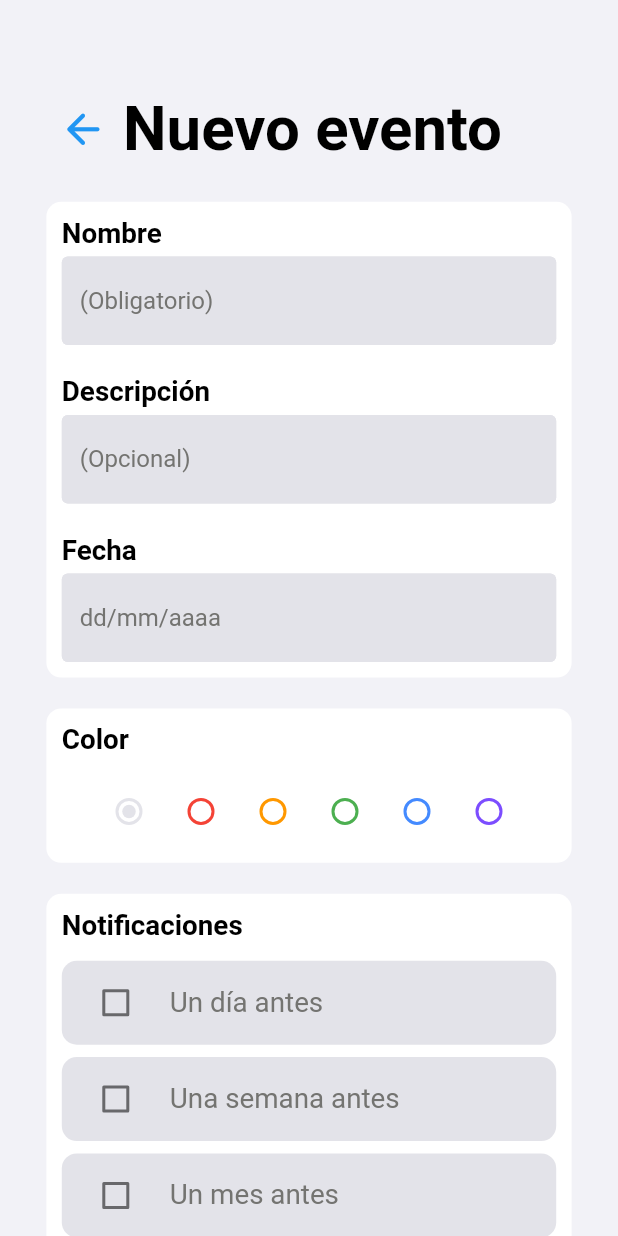
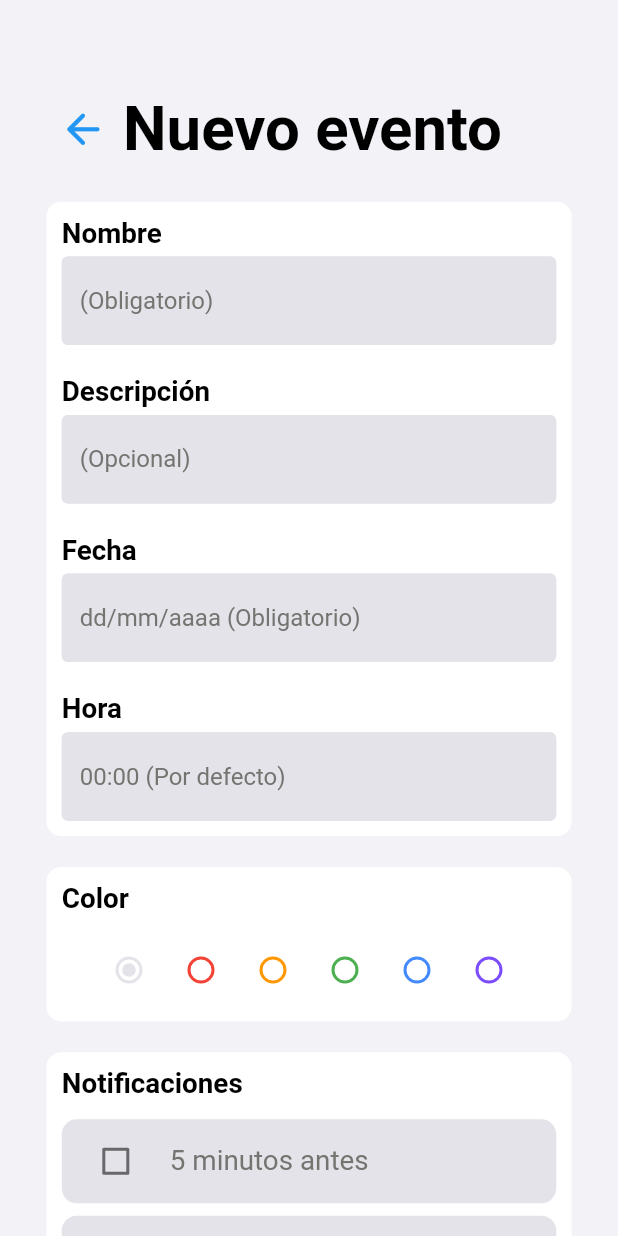
Before and after one commit to joaquinsolla/Simplex, a Flutter app: the screen it shows after launch, after a tap on the "add" icon, on a phone screen of 412 x 824 dp. Run offline on Flutter 3.47's test engine with Material 2 defaults, Android fonts, the phone set to English and light mode, and no system bars; our stand-ins replace bottom_navy_bar, flutter_local_notifications, focused_menu, sqflite, timezone; accounts and stored records are empty.

Commit message:
Event edited: Added time. Notifications time updated.

```diff
--- a/Planner.txt
+++ b/Planner.txt
@@ -1,10 +1,9 @@
 TO-DO:
 crear widgets en el escritorio
-poner hora a los eventos
 link para compartir evento
-notificaciones: 5mins, 1h, 1 dia
 filtro por colores
 añadir foto a evento?
+seleccionar formato de hora
 
 DOING:
 
@@ -17,3 +16,5 @@ Mayúsculas al comienzo de textfields
 Ordenar por date Y POR COLOR Y POR id
 Mantener pulsado en evento
 nombre notificaciones cuando se ha cambiado el nombre del evento
+poner hora a los eventos
+notificaciones: 5mins, 1h, 1 dia
--- a/lib/main.dart
+++ b/lib/main.dart
@@ -18,8 +18,8 @@ Future<void> main() async {
       GlobalCupertinoLocalizations.delegate,
     ],
     supportedLocales: [
+      Locale('es', ''), // Spanish, no country code
       Locale('en', ''), // English, no country code
-      Locale('es', ''), // Spanish, no country code
     ],
     initialRoute: '/home',
     routes: {
--- a/lib/pages/events/add_event.dart
+++ b/lib/pages/events/add_event.dart
@@ -14,16 +14,20 @@ class _AddEventState extends State<AddEvent> {
   final nameController = TextEditingController();
   final descriptionController = TextEditingController();
   final dateController = TextEditingController();
+  final timeController = TextEditingController();
 
   FocusNode nameFocusNode = FocusNode();
   FocusNode descriptionFocusNode = FocusNode();
   FocusNode dateFocusNode = FocusNode();
+  FocusNode timeFocusNode = FocusNode();
 
-  bool dayNotification = false;
-  bool weekNotification = false;
-  bool monthNotification = false;
+  bool notification5Min = false;
+  bool notification1Hour = false;
+  bool notification1Day = false;
 
   int selectedColor = -1;
+  late DateTime date;
+  TimeOfDay time = TimeOfDay(hour: 00, minute: 00);
 
   @override
   void dispose() {
@@ -31,6 +35,7 @@ class _AddEventState extends State<AddEvent> {
     nameController.dispose();
     descriptionController.dispose();
     dateController.dispose();
+    timeController.dispose();
   }
 
   @override
@@ -74,13 +79,48 @@ class _AddEventState extends State<AddEvent> {
                   focusedBorder: const OutlineInputBorder(
                     borderSide: BorderSide(color: colorSpecialItem, width: 2),
                   ),
-                  hintText: 'dd/mm/aaaa',
+                  hintText: 'dd/mm/aaaa (Obligatorio)',
                   hintStyle: TextStyle(color: colorThirdText),
                 ),
                 onTap: () => _dateSelector(context),
               ),
             ],
-          ),]),
+          ),
+          SizedBox(height: deviceHeight*0.025),
+          Column(
+            crossAxisAlignment: CrossAxisAlignment.start,
+            children: [
+              Text(
+                'Hora',
+                style: TextStyle(
+                    color: colorMainText,
+                    fontSize: deviceWidth * 0.045,
+                    fontWeight: FontWeight.bold),
+              ),
+              SizedBox(height: deviceHeight * 0.005),
+              TextField(
+                focusNode: timeFocusNode,
+                controller: timeController,
+                style: TextStyle(color: colorMainText),
+                readOnly: true,
+                decoration: InputDecoration(
+                  fillColor: colorThirdBackground,
+                  filled: true,
+                  enabledBorder: OutlineInputBorder(
+                    borderSide:
+                    BorderSide(color: colorThirdBackground, width: 1),
+                  ),
+                  focusedBorder: const OutlineInputBorder(
+                    borderSide: BorderSide(color: colorSpecialItem, width: 2),
+                  ),
+                  hintText: '00:00 (Por defecto)',
+                  hintStyle: TextStyle(color: colorThirdText),
+                ),
+                onTap: () => _timeSelector(context),
+              ),
+            ],
+          ),
+        ]),
         SizedBox(height: deviceHeight * 0.025),
         alternativeFormContainer([
           Text(
@@ -203,111 +243,111 @@ class _AddEventState extends State<AddEvent> {
                 fontWeight: FontWeight.bold),
           ),
           SizedBox(height: deviceHeight * 0.015),
-          if (dayNotification==false) checkBoxContainer(
+          if (notification5Min==false) checkBoxContainer(
             CheckboxListTile(
               title: Text(
-                'Un día antes',
+                '5 minutos antes',
                 style: TextStyle(
                     color: colorThirdText,
                     fontSize: deviceWidth * 0.045,
                     fontWeight: FontWeight.normal),
               ),
-              value: dayNotification,
+              value: notification5Min,
               onChanged: (newValue) {
                 setState(() {
-                  dayNotification = newValue!;
+                  notification5Min = newValue!;
                 });
               },
               controlAffinity: ListTileControlAffinity.leading,
             ),
           ),
-          if (dayNotification==true) checkBoxContainer(
+          if (notification5Min==true) checkBoxContainer(
             CheckboxListTile(
               title: Text(
-                'Un día antes',
+                '5 minutos antes',
                 style: TextStyle(
                     color: colorMainText,
                     fontSize: deviceWidth * 0.045,
                     fontWeight: FontWeight.normal),
               ),
-              value: dayNotification,
+              value: notification5Min,
               onChanged: (newValue) {
                 setState(() {
-                  dayNotification = newValue!;
+                  notification5Min = newValue!;
                 });
               },
               controlAffinity: ListTileControlAffinity.leading,
             ),
           ),
           SizedBox(height: deviceHeight * 0.01),
-          if(weekNotification==false) checkBoxContainer(
+          if(notification1Hour==false) checkBoxContainer(
             CheckboxListTile(
               title: Text(
-                'Una semana antes',
+                '1 hora antes',
                 style: TextStyle(
                     color: colorThirdText,
                     fontSize: deviceWidth * 0.045,
                     fontWeight: FontWeight.normal),
               ),
-              value: weekNotification,
+              value: notification1Hour,
               onChanged: (newValue) {
                 setState(() {
-                  weekNotification = newValue!;
+                  notification1Hour = newValue!;
                 });
               },
               controlAffinity: ListTileControlAffinity.leading,
             ),
           ),
-          if(weekNotification==true) checkBoxContainer(
+          if(notification1Hour==true) checkBoxContainer(
             CheckboxListTile(
               title: Text(
-                'Una semana antes',
+                '1 hora antes',
                 style: TextStyle(
                     color: colorMainText,
                     fontSize: deviceWidth * 0.045,
                     fontWeight: FontWeight.normal),
               ),
-              value: weekNotification,
+              value: notification1Hour,
               onChanged: (newValue) {
                 setState(() {
-                  weekNotification = newValue!;
+                  notification1Hour = newValue!;
                 });
               },
               controlAffinity: ListTileControlAffinity.leading,
             ),
           ),
           SizedBox(height: deviceHeight * 0.01),
-          if (monthNotification==false) checkBoxContainer(
+          if (notification1Day==false) checkBoxContainer(
             CheckboxListTile(
               title: Text(
-                'Un mes antes',
+                '1 día antes',
                 style: TextStyle(
                     color: colorThirdText,
                     fontSize: deviceWidth * 0.045,
                     fontWeight: FontWeight.normal),
               ),
-              value: monthNotification,
+              value: notification1Day,
               onChanged: (newValue) {
                 setState(() {
-                  monthNotification = newValue!;
+                  notification1Day = newValue!;
                 });
               },
               controlAffinity: ListTileControlAffinity.leading,
             ),
           ),
-          if (monthNotification==true) checkBoxContainer(
+          if (notification1Day==true) checkBoxContainer(
             CheckboxListTile(
               title: Text(
-                'Un mes antes',
+                '1 día antes',
                 style: TextStyle(
                     color: colorMainText,
                     fontSize: deviceWidth * 0.045,
                     fontWeight: FontWeight.normal),
               ),
-              value: monthNotification,
+              value: notification1Day,
               onChanged: (newValue) {
                 setState(() {
-                  monthNotification = newValue!;
+                  notification1Day = newValue!;
                 });
               },
               controlAffinity: ListTileControlAffinity.leading,
@@ -362,24 +402,26 @@ class _AddEventState extends State<AddEvent> {
                   } else {
                     try {
 
-                      DateTime now = DateTime.now();
-                      int milliNow = int.parse((now.millisecondsSinceEpoch).toString().substring(6));
+                      DateTime nowDateTime = DateTime.now();
+                      int id = int.parse((nowDateTime.millisecondsSinceEpoch).toString().substring(6));
 
-                      int notificationDayId = int.parse("1"+"$milliNow");
-                      int notificationWeekId = int.parse("7"+"$milliNow");
-                      int notificationMonthId = int.parse("30"+"$milliNow");
+                      int notification5MinId = int.parse("1"+"$id");
+                      int notification1HourId = int.parse("2"+"$id");
+                      int notification1DayId = int.parse("3"+"$id");
 
-                      if (dayNotification) dayNotification=showNotification(context, notificationDayId, nameController.text, 1, now, DateTime.parse(stringDateToYMD(dateController.text)));
-                      if (weekNotification) weekNotification=showNotification(context, notificationWeekId, nameController.text, 7, now, DateTime.parse(stringDateToYMD(dateController.text)));
-                      if (monthNotification) monthNotification=showNotification(context, notificationMonthId, nameController.text, 30, now, DateTime.parse(stringDateToYMD(dateController.text)));
+                      DateTime fullEventDateTime = DateTime(date.year, date.month, date.day, time.hour, time.minute);
 
-                      if (dayNotification==false) notificationDayId=-1;
-                      if (weekNotification==false) notificationWeekId=-1;
-                      if (monthNotification==false) notificationMonthId=-1;
+                      if (notification5Min) notification5Min=showNotification(context, notification5MinId, nameController.text, 1, nowDateTime, fullEventDateTime);
+                      if (notification1Hour) notification1Hour=showNotification(context, notification1HourId, nameController.text, 2, nowDateTime, fullEventDateTime);
+                      if (notification1Day) notification1Day=showNotification(context, notification1DayId, nameController.text, 3, nowDateTime, fullEventDateTime);
 
-                      Event newEvent = Event(id: milliNow, name: nameController.text, description: descriptionController.text,
-                          date: DateTime.parse(stringDateToYMD(dateController.text)).millisecondsSinceEpoch, color: selectedColor,
-                          notificationDay: notificationDayId, notificationWeek: notificationWeekId, notificationMonth: notificationMonthId);
+                      if (notification5Min==false) notification5MinId=-1;
+                      if (notification1Hour==false) notification1HourId=-1;
+                      if (notification1Day==false) notification1DayId=-1;
+
+                      Event newEvent = Event(id: id, name: nameController.text, description: descriptionController.text,
+                          dateTime: fullEventDateTime.millisecondsSinceEpoch, color: selectedColor,
+                          notification5Min: notification5MinId, notification1Hour: notification1HourId, notification1Day: notification1DayId);
                       createEvent(newEvent);
 
                       Navigator.pushReplacementNamed(context, '/home');
@@ -420,8 +462,27 @@ class _AddEventState extends State<AddEvent> {
         errorInvalidText: "La fecha debe ser posterior a hoy");
     if (selected != null && selected != DateTime.now()) {
       setState(() {
-      dateController.text = datetimeToString(selected);
+        date=selected;
+        dateController.text = dateToString(selected);
       });
     }
   }
+
+  _timeSelector(BuildContext context) async {
+    final TimeOfDay? selected = await showTimePicker(
+      context: context,
+      helpText: "SELECCIONA LA HORA DEL EVENTO",
+      cancelText: "CANCELAR",
+      confirmText: "CONFIRMAR",
+      initialTime: TimeOfDay(hour: 0, minute: 0),
+      initialEntryMode: TimePickerEntryMode.dial,
+    );
+    if (selected != null) {
+      setState(() {
+        time=selected;
+        timeController.text = selected.hour.toString().padLeft(2, '0') + ':' + selected.minute.toString().padLeft(2, '0');
+      });
     }
+  }
+
+}
--- a/lib/pages/home.dart
+++ b/lib/pages/home.dart
@@ -60,6 +60,7 @@ class _HomeState extends State<Home> {
       _thisMonthEvents = thisMonthEvents;
       _restOfEvents = restOfEvents;
     });
+    debugPrint('[OK] Read events');
   }
 
   @override
--- a/lib/services/notification_service.dart
+++ b/lib/services/notification_service.dart
@@ -32,13 +32,13 @@ class NotificationService {
     await flutterLocalNotificationsPlugin.initialize(initializationSettings);
   }
 
-  Future<void> showNotification(int id, String title, String body, int milliseconds) async {
+  Future<void> showNotification(int id, String title, String body, int millisecondsToAdd) async {
 
     await flutterLocalNotificationsPlugin.zonedSchedule(
       id,
       title,
       body,
-      tz.TZDateTime.now(tz.local).add(Duration(milliseconds: milliseconds)),
+      tz.TZDateTime.now(tz.local).add(Duration(milliseconds: millisecondsToAdd)),
       const NotificationDetails(
         android: AndroidNotificationDetails(
             'main_channel',
--- a/lib/services/sqlite_service.dart
+++ b/lib/services/sqlite_service.dart
@@ -14,11 +14,11 @@ Future<Database> initializeDB() async {
           id INTEGER PRIMARY KEY,
           name TEXT NOT NULL,
           description TEXT,
-          date DATETIME NOT NULL,
+          dateTime DATETIME NOT NULL,
           color INTEGER NOT NULL,
-          notificationDay INTEGER NOT NULL,
-          notificationWeek INTEGER NOT NULL,
-          notificationMonth INTEGER NOT NULL)""",
+          notification5Min INTEGER NOT NULL,
+          notification1Hour INTEGER NOT NULL,
+          notification1Day INTEGER NOT NULL)""",
       );
       // TODO: create habits database
       await database.execute(
@@ -35,13 +35,13 @@ Future<Database> initializeDB() async {
   );
 }
 
-/// EVENTS HERE
+/// EVENTS MANAGEMENT HERE
 Future<int> createEvent(Event event) async {
   final Database db = await initializeDB();
   final id = await db.insert(
       'events', event.eventToMap(),
       conflictAlgorithm: ConflictAlgorithm.replace);
-  debugPrint("[OK] Event created: $id");
+  debugPrint("[OK] Event created/updated: $id");
   return id;
 }
 
@@ -56,40 +56,39 @@ Future<List<Event>> getEventById(int id) async {
 Future<List<Event>> getAllEvents() async {
   final Database db = await initializeDB();
   final List<Map<String, Object?>> queryResult =
-  await db.query('events', orderBy: 'date, color, id');
+  await db.query('events', orderBy: 'dateTime, color, id');
   debugPrint('[OK] Read all events');
   return queryResult.map((e) => Event.eventFromMap(e)).toList();
 }
 
 Future<List<Event>> getTodayEvents() async {
   int today = DateTime(DateTime.now().year, DateTime.now().month, DateTime.now().day).millisecondsSinceEpoch;
+  int tomorrow = DateTime(DateTime.now().year, DateTime.now().month, DateTime.now().day+1).millisecondsSinceEpoch;
 
   final Database db = await initializeDB();
   final List<Map<String, Object?>> queryResult =
-  await db.query('events', orderBy: 'date, color, id', where: "date = ?", whereArgs: [today]);
-  debugPrint('[OK] Read today events');
+  await db.query('events', orderBy: 'dateTime, color, id', where: "dateTime >= ? AND dateTime < ?", whereArgs: [today, tomorrow]);
   return queryResult.map((e) => Event.eventFromMap(e)).toList();
 }
 
 Future<List<Event>> getTomorrowEvents() async {
-  int today = DateTime(DateTime.now().year, DateTime.now().month, DateTime.now().day+1).millisecondsSinceEpoch;
+  int tomorrow = DateTime(DateTime.now().year, DateTime.now().month, DateTime.now().day+1).millisecondsSinceEpoch;
+  int pastTomorrow = DateTime(DateTime.now().year, DateTime.now().month, DateTime.now().day+2).millisecondsSinceEpoch;
 
   final Database db = await initializeDB();
   final List<Map<String, Object?>> queryResult =
-  await db.query('events', orderBy: 'date, color, id', where: "date = ?", whereArgs: [today]);
-  debugPrint('[OK] Read tomorrow events');
+  await db.query('events', orderBy: 'dateTime, color, id', where: "dateTime >= ? AND dateTime < ?", whereArgs: [tomorrow, pastTomorrow]);
   return queryResult.map((e) => Event.eventFromMap(e)).toList();
 }
 
 Future<List<Event>> getThisMonthEvents() async {
 
-  int today = DateTime(DateTime.now().year, DateTime.now().month, DateTime.now().day+1).millisecondsSinceEpoch;
+  int pastTomorrow = DateTime(DateTime.now().year, DateTime.now().month, DateTime.now().day+2).millisecondsSinceEpoch;
   int nextMonth = DateTime(DateTime.now().year, DateTime.now().month+1, 1).millisecondsSinceEpoch;
 
   final Database db = await initializeDB();
   final List<Map<String, Object?>> queryResult =
-  await db.query('events', orderBy: 'date, color, id', where: "date > ? AND date < ?", whereArgs: [today, nextMonth]);
-  debugPrint('[OK] Read this month events');
+  await db.query('events', orderBy: 'dateTime, color, id', where: "dateTime >= ? AND dateTime < ?", whereArgs: [pastTomorrow, nextMonth]);
   return queryResult.map((e) => Event.eventFromMap(e)).toList();
 }
 
@@ -99,8 +98,7 @@ Future<List<Event>> getRestOfEvents() async {
 
   final Database db = await initializeDB();
   final List<Map<String, Object?>> queryResult =
-  await db.query('events', orderBy: 'date, color, id', where: "date >= ?", whereArgs: [nextMonth]);
-  debugPrint('[OK] Read rest of events');
+  await db.query('events', orderBy: 'dateTime, color, id', where: "dateTime >= ?", whereArgs: [nextMonth]);
   return queryResult.map((e) => Event.eventFromMap(e)).toList();
 }
 
@@ -120,15 +118,15 @@ Future<void> deleteExpiredEvents() async {
 
   final Database db = await initializeDB();
   try {
-    await db.delete("events", where: "date < ?", whereArgs: [today]);
+    await db.delete("events", where: "dateTime < ?", whereArgs: [today]);
   } catch (err) {
     debugPrint("[ERR] Could not delete expired event: $err");
   }
 }
 
-/// HABITS HERE
+/// HABITS MANAGEMENT HERE
 
-/// TO-DOS HERE
+/// TO-DOS MANAGEMENT HERE
 
 /// CLASSES HERE
 
@@ -136,18 +134,18 @@ class Event{
   final int id;
   final String name;
   String description;
-  final int date;
+  final int dateTime;
   final int color;
-  final int notificationDay;
-  final int notificationWeek;
-  final int notificationMonth;
+  final int notification5Min;
+  final int notification1Hour;
+  final int notification1Day;
 
-  Event({required this.id, required this.name, required this.description, required this.date, required this.color, required this.notificationDay, required this.notificationWeek, required this.notificationMonth});
+  Event({required this.id, required this.name, required this.description, required this.dateTime, required this.color, required this.notification5Min, required this.notification1Hour, required this.notification1Day});
 
   Event.eventFromMap(Map<String, dynamic> item):
-        id=item["id"], name=item["name"], description= item["description"], date=item["date"], color=item["color"], notificationDay=item["notificationDay"], notificationWeek=item["notificationWeek"], notificationMonth=item["notificationMonth"];
+        id=item["id"], name=item["name"], description= item["description"], dateTime=item["dateTime"], color=item["color"], notification5Min=item["notification5Min"], notification1Hour=item["notification1Hour"], notification1Day=item["notification1Day"];
 
   Map<String, Object> eventToMap(){
-    return {'id':id, 'name':name, 'description':description, 'date':date, 'color':color, 'notificationDay':notificationDay, 'notificationWeek':notificationWeek, 'notificationMonth':notificationMonth};
+    return {'id':id, 'name':name, 'description':description, 'dateTime':dateTime, 'color':color, 'notification5Min':notification5Min, 'notification1Hour':notification1Hour, 'notification1Day':notification1Day};
   }
 }
```
Also changed, not shown: lib/common/functions.dart (+30 -26 lines), lib/common/widgets.dart (+19 -20 lines), lib/pages/events/edit_event.dart (+82 -29 lines), lib/pages/events/event_details.dart (+64 -46 lines). Lines whose indentation alone changed are shown as unchanged.
